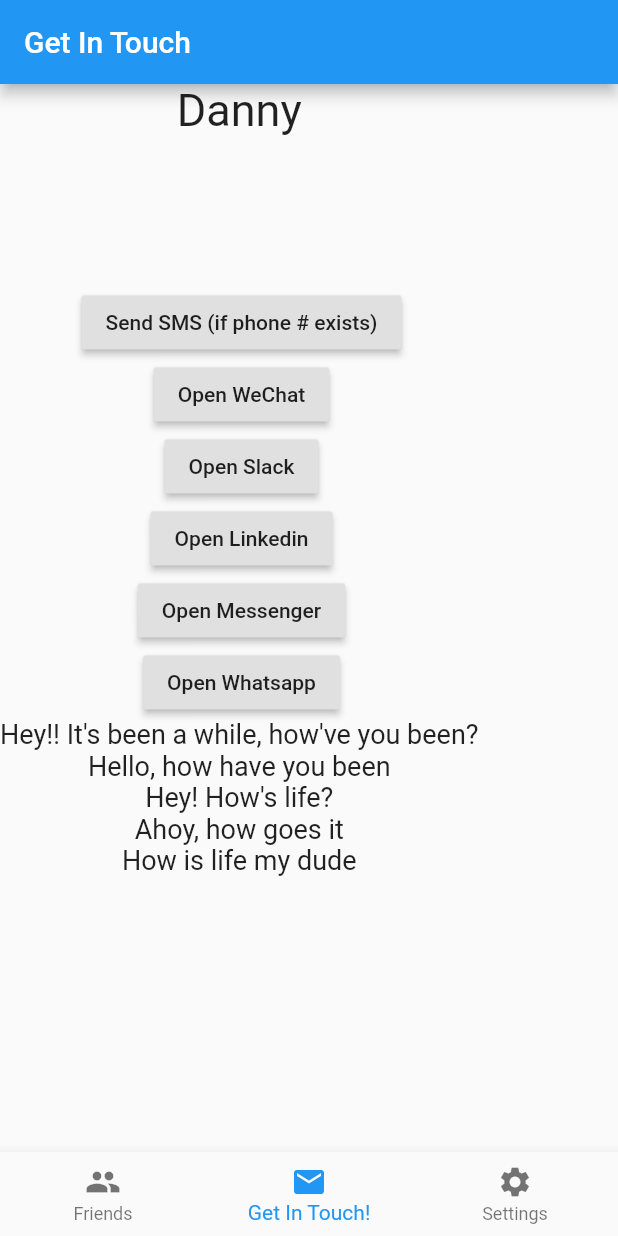
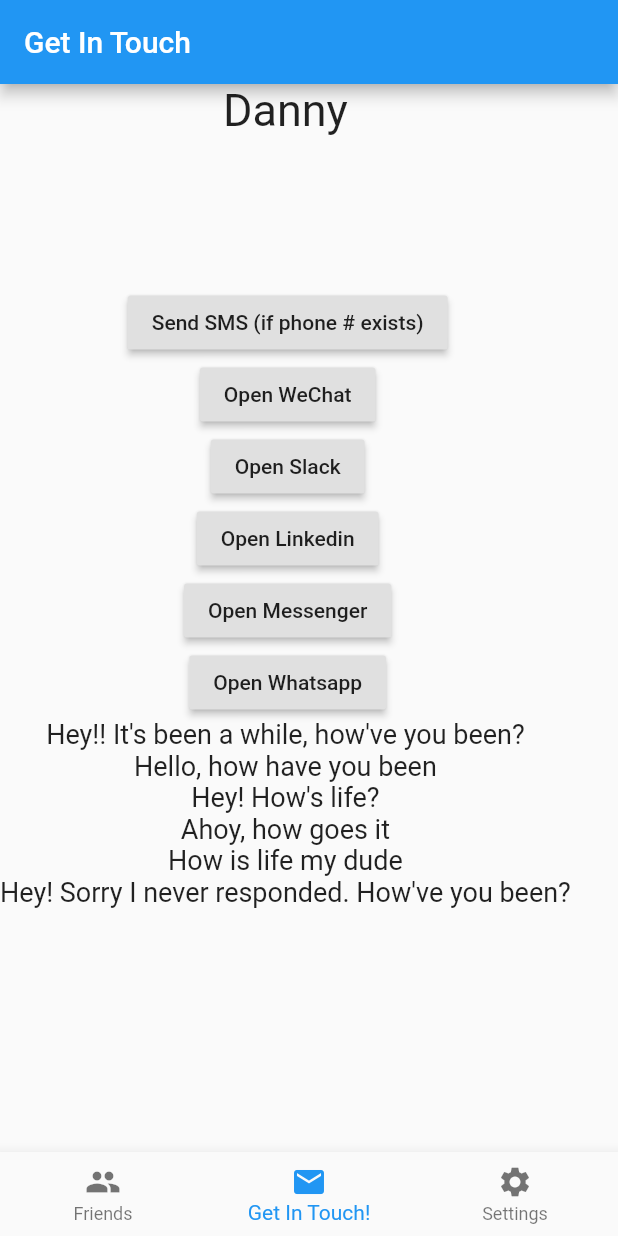
Before and after one commit to johnsonh/keep_in_touch, a Flutter app: the screen it shows after launch, item 2 of the bottom bar chosen, on a phone screen of 412 x 824 dp. Run offline on Flutter 3.47's test engine with Material 2 defaults, Android fonts, the phone set to English and light mode, and no system bars; our stand-ins replace flutter_local_notifications.

```diff
--- a/lib/app_flow.dart
+++ b/lib/app_flow.dart
@@ -15,31 +15,42 @@ class Tab {
 }
 
 class AppFlow {
-  final navigationManager;
-  final notificationService;
-  final friendTabFlow;
-  final getInTouchFlow;
-  final settingsFlow;
+  final NavigationManager navigationManager;
+  final NotificationService notificationService;
+  final FriendTabFlow friendTabFlow;
+  final GetInTouchFlow getInTouchFlow;
+  final SettingsFlow settingsFlow;
 
   AppFlow._(this.navigationManager, this.notificationService, this.friendTabFlow, this.getInTouchFlow, this.settingsFlow);
 
   factory AppFlow() {
     var navigationManager = NavigationManager();
     var notificationService = NotificationService(navigationManager.onSelectNotification);
-    var friendTabFlow = FriendTabFlow();
+    var friendTabFlow = FriendTabFlow(navigationManager);
     var getInTouchFlow = GetInTouchFlow();
     var settingsFlow = SettingsFlow(notificationService);
     return new AppFlow._(navigationManager, notificationService, friendTabFlow, getInTouchFlow, settingsFlow);
   }
 
   Widget start() {
+    // Map<String, WidgetBuilder> routes = <String, WidgetBuilder> {
+    //   '/friends': (BuildContext context) => friendTabFlow,
+    //   '/get_in_touch': (BuildContext context) => getInTouchFlow,
+    //   '/settings': (BuildContext context) => settingsFlow,
+    // };
+    navigationManager.addRoute('/friends', () => (BuildContext context) => friendTabFlow.start());
+    navigationManager.addRoute('/get_in_touch', () => (BuildContext context) => getInTouchFlow.start());
+    navigationManager.addRoute('/settings', () => (BuildContext context) => settingsFlow.start());
+
     return MaterialApp(
-        title: 'Flutter Intro App1',
+        title: 'Flutter Intro App',
         home: AppView([
-            friendTabFlow,
-            getInTouchFlow,
-            settingsFlow
-          ])
+          friendTabFlow,
+          getInTouchFlow,
+          settingsFlow
+        ]),
+        navigatorKey: navigationManager.navigatorKey,
+        routes: navigationManager.getRoutes()
       );
   }
 }
--- a/lib/friend_tab_flow.dart
+++ b/lib/friend_tab_flow.dart
@@ -3,10 +3,14 @@ import 'package:flutter/material.dart'; // how to get rid of this
 import 'nav_view.dart';
 import 'friend_tab_view.dart';
 import 'friend_context.dart';
+import 'navigation_manager.dart'; // URLManager we out here
 
 class FriendTabFlow implements TopLevelTabView {
-  final friendsListView = FriendTabView();
-  final friendsContext = FriendsContext();
+  final URLNavigator navigator;
+  final FriendTabView friendsListView = FriendTabView();
+  final FriendsContext friendsContext = FriendsContext();
+
+  FriendTabFlow(this.navigator);
 
   @override
   AppBar getAppBar() {
@@ -32,19 +36,20 @@ class FriendTabFlow implements TopLevelTabView {
     var friends = friendsContext.getAllFriends();
     friends.forEach((f) => friendsListView.addFriend(f.name));
 
-    var bottomLeftFAB = Container(
+    var bottomRightFAB = Container(
         child: FloatingActionButton.extended(
           icon: Icon(Icons.shuffle),
           label: Text("NoOp - Press 'Get in Touch!' Below", textScaleFactor: 1.2),
           onPressed: () {
             print("Choose random friends");
+            // navigator.navigateTo('/get_in_touch');
           }
         ),
         alignment: Alignment.bottomRight,
         padding: EdgeInsets.all(25)
       );
 
-    return Stack(children: <Widget>[friendsListView, bottomLeftFAB]);
+    return Stack(children: <Widget>[friendsListView, bottomRightFAB]);
   }
 
   @override
--- a/lib/get_in_touch_flow.dart
+++ b/lib/get_in_touch_flow.dart
@@ -37,6 +37,7 @@ class ContactFriendView extends StatelessWidget {
   final messageOption3 = "Hey! How's life?";
   final messageOption4 = "Ahoy, how goes it";
   final messageOption5 = "How is life my dude";
+  final messageOption6 = "Hey! Sorry I never responded. How've you been?";
 
   const ContactFriendView(this.friend);
 
@@ -78,6 +79,7 @@ class ContactFriendView extends StatelessWidget {
         SelectableText(messageOption3, style: TextStyle(fontSize: 18)),
         SelectableText(messageOption4, style: TextStyle(fontSize: 18)),
         SelectableText(messageOption5, style: TextStyle(fontSize: 18)),
+        SelectableText(messageOption6, style: TextStyle(fontSize: 18)),
       ],
     );
   }
--- a/lib/navigation_manager.dart
+++ b/lib/navigation_manager.dart
@@ -1,5 +1,37 @@
-class NavigationManager {
+import 'package:flutter/material.dart';
+
+abstract class URLNavigator {
+  Future<dynamic> navigateTo(String routeName);
+}
+
+class NavigationManager extends URLNavigator {
+  final GlobalKey<NavigatorState> navigatorKey = new GlobalKey<NavigatorState>();
+
+  Future<dynamic> navigateTo(String routeName) {
+    return navigatorKey.currentState.pushNamed(routeName);
+  }
+
+  Map<String, WidgetBuilder> _routes = new Map();
+  // Map<String, WidgetBuilder> routes = <String, WidgetBuilder> {
+  //   '/friends': (BuildContext context) => friendTabFlow,
+  //   '/get_in_touch': (BuildContext context) => getInTouchFlow,
+  //   '/settings': (BuildContext context) => settingsFlow,
+  // };
+
+  addRoute(String key, Widget Function(BuildContext) Function() value) {
+    _routes.putIfAbsent(key, value);
+  }
+
+  Map<String, WidgetBuilder> getRoutes() {
+    return _routes;
+  }
+
   Future onSelectNotification(String payload) async {
     print(payload);
+    navigateTo(payload);
+
+    // var builder = routes[payload];
+
+    // Navigator.pushNamed(context, payload);
   }
 }
--- a/lib/notification_service.dart
+++ b/lib/notification_service.dart
@@ -37,7 +37,7 @@ class NotificationService {
       'New Post',
       'How to Show Notification in Flutter',
       platformChannelSpecifics,
-      payload: 'Default_Sound',
+      payload: '/get_in_touch',
     );
   }
 
```
